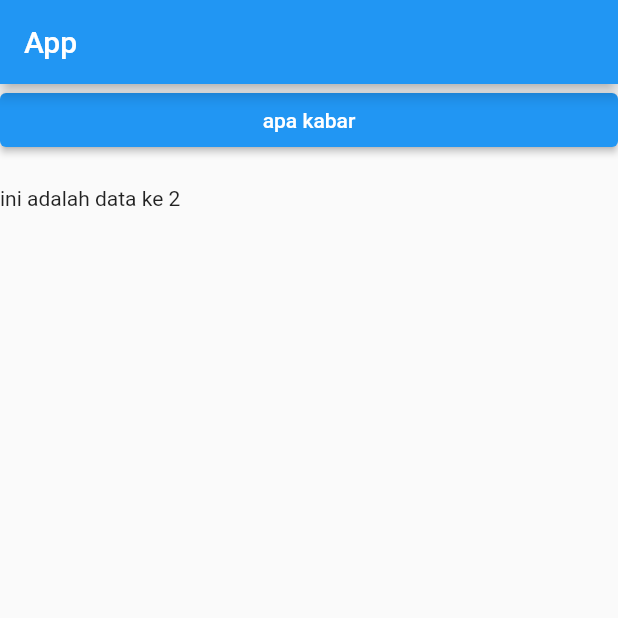
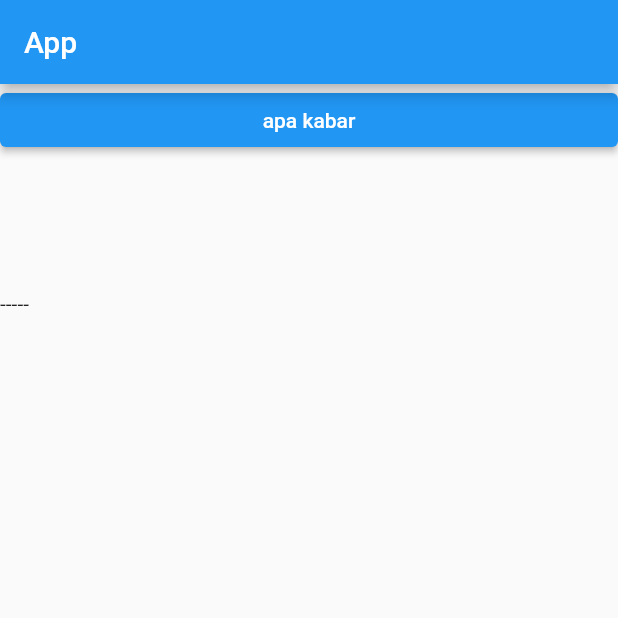
Before and after one commit to fajarmuhammadsidiq/test_app, a Flutter app: the screen it shows after launch, on a phone screen of 412 x 824 dp, the top half of it. Run offline on Flutter 3.47's test engine with Material 2 defaults, Android fonts, the phone set to English and light mode, and no system bars.

Commit message:
mengubah sizebox dan text

```diff
--- a/lib/homapage.dart
+++ b/lib/homapage.dart
@@ -16,8 +16,8 @@ class Homepage extends StatelessWidget {
               onPressed: () {},
               child: Text("apa kabar"),
             ),
-            SizedBox(height: 20),
-            Text("ini adalah data ke 2")
+            SizedBox(height: 90),
+            Text("-----")
           ],
         ));
   }
```
